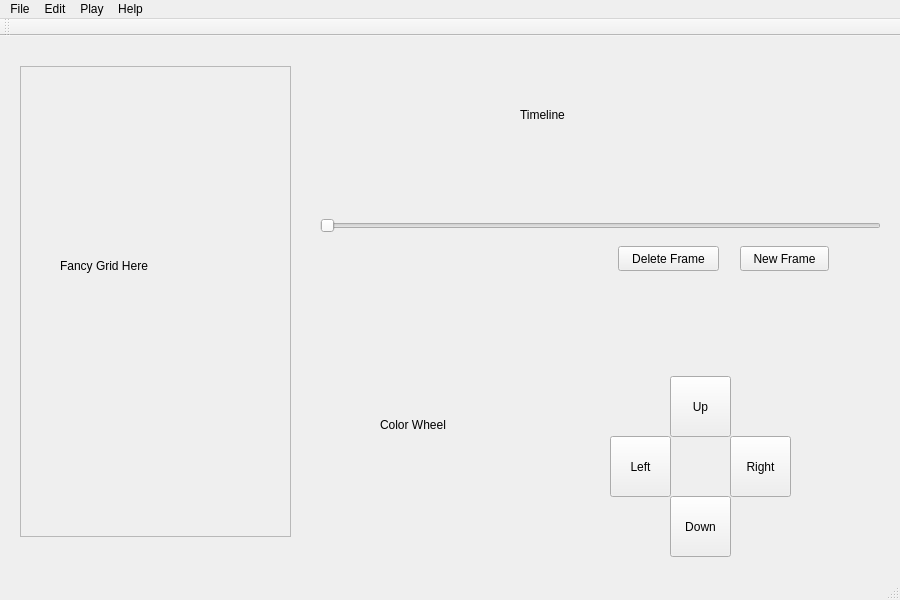
Above: GoofyLightsEditor/mainwindow.ui from CS383Team2/Goofy_Lights_Editor before the change. Below: the same form after it.
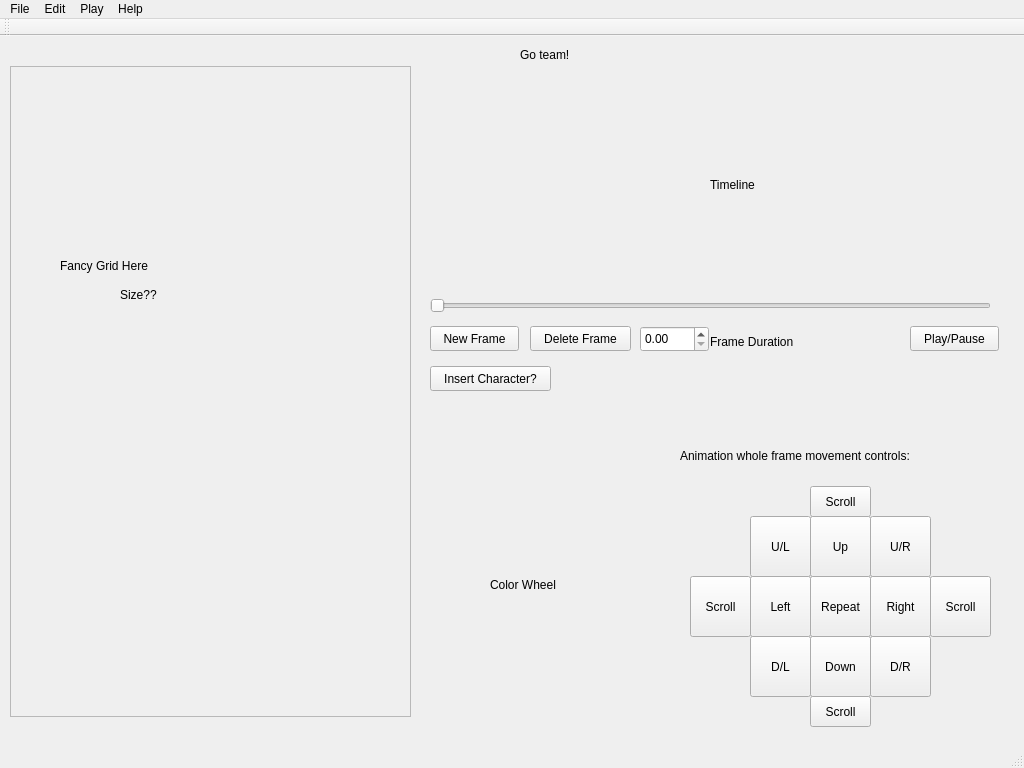
That is the form after the change.

Commit message: More buttons/new size

```diff
--- a/GoofyLightsEditor/mainwindow.ui
+++ b/GoofyLightsEditor/mainwindow.ui
@@ -6,8 +6,8 @@
    <rect>
     <x>0</x>
     <y>0</y>
-    <width>900</width>
-    <height>600</height>
+    <width>1024</width>
+    <height>768</height>
    </rect>
   </property>
   <property name="sizePolicy">
@@ -18,14 +18,14 @@
   </property>
   <property name="minimumSize">
    <size>
-    <width>900</width>
-    <height>600</height>
+    <width>1024</width>
+    <height>768</height>
    </size>
   </property>
   <property name="maximumSize">
    <size>
-    <width>900</width>
-    <height>600</height>
+    <width>1024</width>
+    <height>768</height>
    </size>
   </property>
   <property name="windowTitle">
@@ -48,8 +48,8 @@
    <widget class="QPushButton" name="pushButton">
     <property name="geometry">
      <rect>
-      <x>740</x>
-      <y>210</y>
+      <x>430</x>
+      <y>290</y>
       <width>89</width>
       <height>25</height>
      </rect>
@@ -61,8 +61,8 @@
    <widget class="QPushButton" name="pushButton_2">
     <property name="geometry">
      <rect>
-      <x>618</x>
-      <y>210</y>
+      <x>530</x>
+      <y>290</y>
       <width>101</width>
       <height>25</height>
      </rect>
@@ -74,8 +74,8 @@
    <widget class="QLabel" name="label_2">
     <property name="geometry">
      <rect>
-      <x>380</x>
-      <y>380</y>
+      <x>490</x>
+      <y>540</y>
       <width>91</width>
       <height>17</height>
      </rect>
@@ -87,8 +87,8 @@
    <widget class="QLabel" name="label_3">
     <property name="geometry">
      <rect>
-      <x>520</x>
-      <y>70</y>
+      <x>710</x>
+      <y>140</y>
       <width>67</width>
       <height>17</height>
      </rect>
@@ -100,8 +100,8 @@
    <widget class="QSlider" name="horizontalSlider">
     <property name="geometry">
      <rect>
-      <x>320</x>
-      <y>180</y>
+      <x>430</x>
+      <y>260</y>
       <width>561</width>
       <height>20</height>
      </rect>
@@ -113,8 +113,8 @@
    <widget class="QPushButton" name="pushButton_3">
     <property name="geometry">
      <rect>
-      <x>670</x>
-      <y>340</y>
+      <x>810</x>
+      <y>480</y>
       <width>61</width>
       <height>61</height>
      </rect>
@@ -126,8 +126,8 @@
    <widget class="QPushButton" name="pushButton_4">
     <property name="geometry">
      <rect>
-      <x>670</x>
-      <y>460</y>
+      <x>810</x>
+      <y>600</y>
       <width>61</width>
       <height>61</height>
      </rect>
@@ -139,8 +139,8 @@
    <widget class="QPushButton" name="pushButton_5">
     <property name="geometry">
      <rect>
-      <x>610</x>
-      <y>400</y>
+      <x>750</x>
+      <y>540</y>
       <width>61</width>
       <height>61</height>
      </rect>
@@ -152,8 +152,8 @@
    <widget class="QPushButton" name="pushButton_6">
     <property name="geometry">
      <rect>
-      <x>730</x>
-      <y>400</y>
+      <x>870</x>
+      <y>540</y>
       <width>61</width>
       <height>61</height>
      </rect>
@@ -165,10 +165,10 @@
    <widget class="QFrame" name="frame">
     <property name="geometry">
      <rect>
-      <x>20</x>
+      <x>10</x>
       <y>30</y>
-      <width>271</width>
-      <height>471</height>
+      <width>401</width>
+      <height>651</height>
      </rect>
     </property>
     <property name="frameShape">
@@ -177,6 +177,211 @@
     <property name="frameShadow">
      <enum>QFrame::Raised</enum>
     </property>
+    <widget class="QLabel" name="label_7">
+     <property name="geometry">
+      <rect>
+       <x>110</x>
+       <y>220</y>
+       <width>67</width>
+       <height>17</height>
+      </rect>
+     </property>
+     <property name="text">
+      <string>Size??</string>
+     </property>
+    </widget>
+   </widget>
+   <widget class="QPushButton" name="pushButton_7">
+    <property name="geometry">
+     <rect>
+      <x>910</x>
+      <y>290</y>
+      <width>89</width>
+      <height>25</height>
+     </rect>
+    </property>
+    <property name="text">
+     <string>Play/Pause</string>
+    </property>
+   </widget>
+   <widget class="QDoubleSpinBox" name="doubleSpinBox">
+    <property name="geometry">
+     <rect>
+      <x>640</x>
+      <y>290</y>
+      <width>69</width>
+      <height>26</height>
+     </rect>
+    </property>
+   </widget>
+   <widget class="QLabel" name="label_4">
+    <property name="geometry">
+     <rect>
+      <x>710</x>
+      <y>280</y>
+      <width>111</width>
+      <height>51</height>
+     </rect>
+    </property>
+    <property name="text">
+     <string>Frame Duration</string>
+    </property>
+   </widget>
+   <widget class="QPushButton" name="pushButton_8">
+    <property name="geometry">
+     <rect>
+      <x>690</x>
+      <y>540</y>
+      <width>61</width>
+      <height>61</height>
+     </rect>
+    </property>
+    <property name="text">
+     <string>Scroll</string>
+    </property>
+   </widget>
+   <widget class="QPushButton" name="pushButton_9">
+    <property name="geometry">
+     <rect>
+      <x>810</x>
+      <y>450</y>
+      <width>61</width>
+      <height>31</height>
+     </rect>
+    </property>
+    <property name="text">
+     <string>Scroll</string>
+    </property>
+   </widget>
+   <widget class="QPushButton" name="pushButton_10">
+    <property name="geometry">
+     <rect>
+      <x>930</x>
+      <y>540</y>
+      <width>61</width>
+      <height>61</height>
+     </rect>
+    </property>
+    <property name="text">
+     <string>Scroll</string>
+    </property>
+   </widget>
+   <widget class="QPushButton" name="pushButton_11">
+    <property name="geometry">
+     <rect>
+      <x>810</x>
+      <y>660</y>
+      <width>61</width>
+      <height>31</height>
+     </rect>
+    </property>
+    <property name="text">
+     <string>Scroll</string>
+    </property>
+   </widget>
+   <widget class="QPushButton" name="pushButton_12">
+    <property name="geometry">
+     <rect>
+      <x>750</x>
+      <y>480</y>
+      <width>61</width>
+      <height>61</height>
+     </rect>
+    </property>
+    <property name="text">
+     <string>U/L</string>
+    </property>
+   </widget>
+   <widget class="QPushButton" name="pushButton_13">
+    <property name="geometry">
+     <rect>
+      <x>870</x>
+      <y>480</y>
+      <width>61</width>
+      <height>61</height>
+     </rect>
+    </property>
+    <property name="text">
+     <string>U/R</string>
+    </property>
+   </widget>
+   <widget class="QPushButton" name="pushButton_14">
+    <property name="geometry">
+     <rect>
+      <x>870</x>
+      <y>600</y>
+      <width>61</width>
+      <height>61</height>
+     </rect>
+    </property>
+    <property name="text">
+     <string>D/R</string>
+    </property>
+   </widget>
+   <widget class="QPushButton" name="pushButton_15">
+    <property name="geometry">
+     <rect>
+      <x>750</x>
+      <y>600</y>
+      <width>61</width>
+      <height>61</height>
+     </rect>
+    </property>
+    <property name="text">
+     <string>D/L</string>
+    </property>
+   </widget>
+   <widget class="QPushButton" name="pushButton_16">
+    <property name="geometry">
+     <rect>
+      <x>810</x>
+      <y>540</y>
+      <width>61</width>
+      <height>61</height>
+     </rect>
+    </property>
+    <property name="text">
+     <string>Repeat</string>
+    </property>
+   </widget>
+   <widget class="QLabel" name="label_5">
+    <property name="geometry">
+     <rect>
+      <x>680</x>
+      <y>410</y>
+      <width>311</width>
+      <height>20</height>
+     </rect>
+    </property>
+    <property name="text">
+     <string>Animation whole frame movement controls:</string>
+    </property>
+   </widget>
+   <widget class="QPushButton" name="pushButton_17">
+    <property name="geometry">
+     <rect>
+      <x>430</x>
+      <y>330</y>
+      <width>121</width>
+      <height>25</height>
+     </rect>
+    </property>
+    <property name="text">
+     <string>Insert Character?</string>
+    </property>
+   </widget>
+   <widget class="QLabel" name="label_6">
+    <property name="geometry">
+     <rect>
+      <x>520</x>
+      <y>10</y>
+      <width>67</width>
+      <height>17</height>
+     </rect>
+    </property>
+    <property name="text">
+     <string>Go team!</string>
+    </property>
    </widget>
   </widget>
   <widget class="QMenuBar" name="menuBar">
@@ -184,7 +389,7 @@
     <rect>
      <x>0</x>
      <y>0</y>
-     <width>900</width>
+     <width>1024</width>
      <height>22</height>
     </rect>
    </property>
```
Left out of the diff: 30 changed lines with no effect on the pictures. The commit also changes 1 other file.
